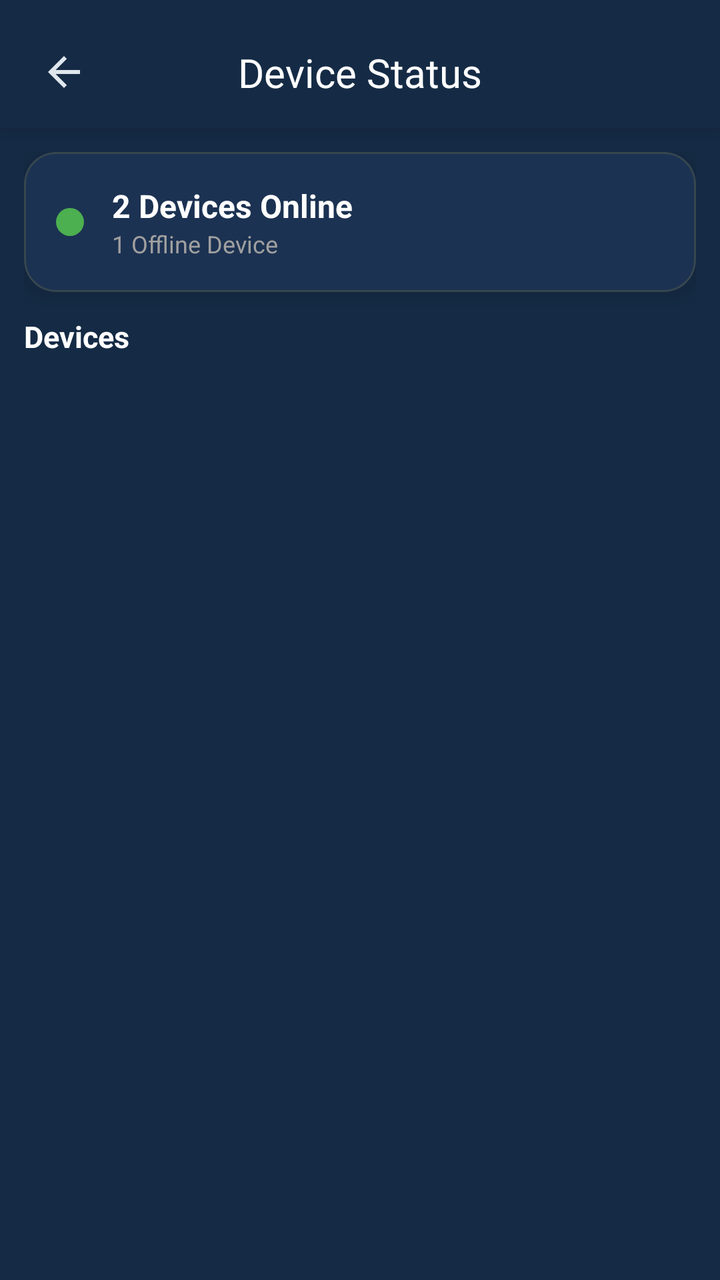
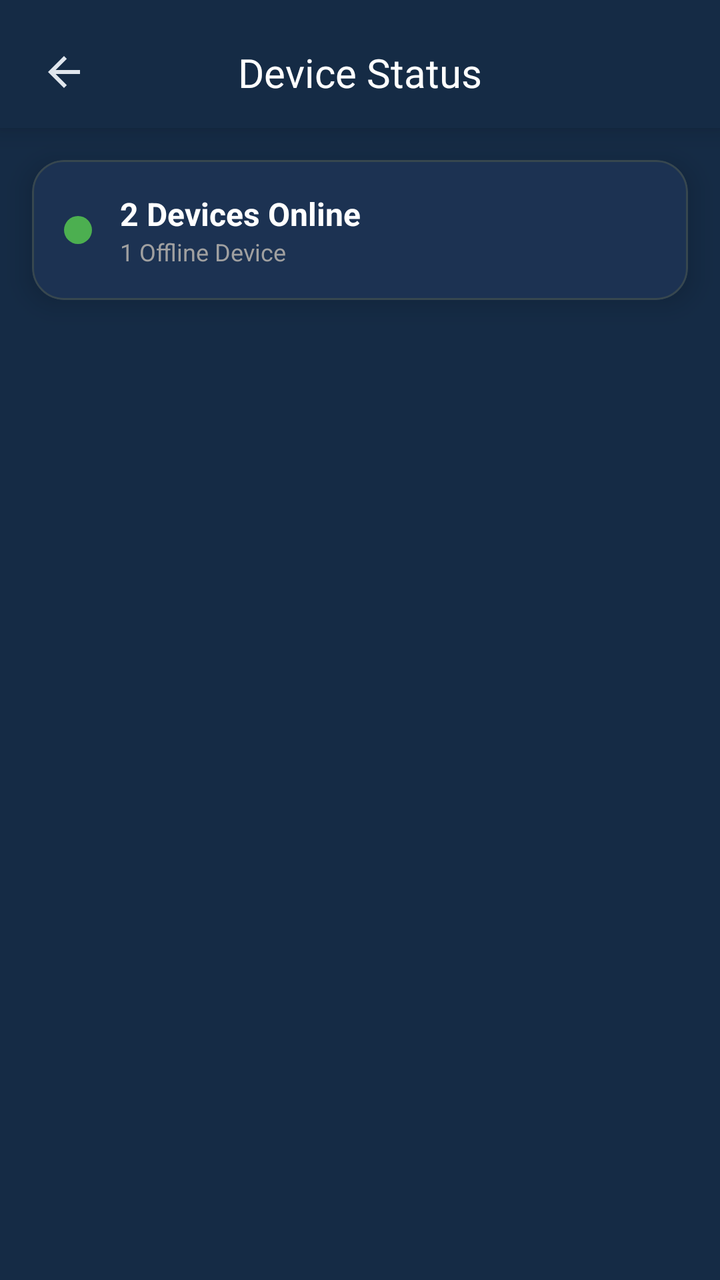

Screens rendered from an Android XML layout before and after an edit, with the pre-edit source and the edit as a unified diff.
<!-- AndroidManifest.xml: application theme AppTheme -->
<!-- res/layout/fragment_device_status.xml -->
<?xml version="1.0" encoding="utf-8"?>
<androidx.constraintlayout.widget.ConstraintLayout
    xmlns:android="http://schemas.android.com/apk/res/android"
    xmlns:app="http://schemas.android.com/apk/res-auto"
    xmlns:tools="http://schemas.android.com/tools"
    android:layout_width="match_parent"
    android:layout_height="match_parent"
    android:background="@color/background_color"
    tools:context=".ui.tabs.settings.device.DeviceStatusFragment">

    
    <androidx.constraintlayout.widget.ConstraintLayout
        android:id="@+id/headerContainer"
        android:layout_width="match_parent"
        android:layout_height="wrap_content"
        android:paddingHorizontal="16dp"
        android:paddingTop="20dp"
        android:paddingBottom="12dp"
        android:background="@color/background_color"
        android:elevation="8dp"
        app:layout_constraintTop_toTopOf="parent">

        <ImageView
            android:id="@+id/btnBack"
            android:layout_width="32dp"
            android:layout_height="32dp"
            android:src="@drawable/ic_back"
            android:scaleType="center"
            app:tint="?attr/colorOnSurface"
            android:clickable="true"
            android:focusable="true"
            app:layout_constraintTop_toTopOf="parent"
            app:layout_constraintBottom_toBottomOf="parent"
            app:layout_constraintStart_toStartOf="parent"/>

        <TextView
            android:id="@+id/tvTitle"
            style="@style/TextAppearance.Aqua.EditProfileTitle"
            android:layout_width="wrap_content"
            android:layout_height="wrap_content"
            android:text="Device Status"
            app:layout_constraintTop_toTopOf="parent"
            app:layout_constraintBottom_toBottomOf="parent"
            app:layout_constraintStart_toStartOf="parent"
            app:layout_constraintEnd_toEndOf="parent"/>

    </androidx.constraintlayout.widget.ConstraintLayout>

    
    <androidx.core.widget.NestedScrollView
        android:layout_width="match_parent"
        android:layout_height="0dp"
        android:fillViewport="true"
        app:layout_constraintTop_toBottomOf="@id/headerContainer"
        app:layout_constraintBottom_toBottomOf="parent">

        <LinearLayout
            android:layout_width="match_parent"
            android:layout_height="wrap_content"
            android:orientation="vertical"
            android:padding="12dp">

            
            <com.google.android.material.card.MaterialCardView
                android:layout_width="match_parent"
                android:layout_height="wrap_content"
                style="@style/Widget.Aqua.CardStyles"
                android:layout_marginBottom="12dp">

                <LinearLayout
                    android:layout_width="match_parent"
                    android:layout_height="wrap_content"
                    android:orientation="horizontal"
                    android:gravity="center_vertical"
                    android:padding="16dp">

                    
                    <View
                        android:id="@+id/viewSummaryDot"
                        android:layout_width="14dp"
                        android:layout_height="14dp"
                        android:background="@drawable/bg_online_dot"/>

                    <LinearLayout
                        android:layout_width="wrap_content"
                        android:layout_height="wrap_content"
                        android:layout_marginStart="14dp"
                        android:orientation="vertical">

                        <TextView
                            android:id="@+id/tvOnlineSummary"
                            android:layout_width="wrap_content"
                            android:layout_height="wrap_content"
                            android:text="2 Devices Online"
                            android:textColor="@android:color/white"
                            android:textStyle="bold"
                            android:textSize="16sp"/>

                        <TextView
                            android:id="@+id/tvOfflineSummary"
                            android:layout_width="wrap_content"
                            android:layout_height="wrap_content"
                            android:text="1 Offline Device"
                            android:textColor="@color/settings_text_secondary"
                            android:textSize="12sp"/>

                    </LinearLayout>

                </LinearLayout>

            </com.google.android.material.card.MaterialCardView>

            
            <TextView
                android:layout_width="wrap_content"
                android:layout_height="wrap_content"
                android:text="Devices"
                android:textColor="@android:color/white"
                android:textStyle="bold"
                android:textSize="15sp"
                android:layout_marginBottom="8dp"/>

            
            <androidx.recyclerview.widget.RecyclerView
                android:id="@+id/rvDevices"
                android:layout_width="match_parent"
                android:layout_height="wrap_content"
                android:nestedScrollingEnabled="false"
                tools:listitem="@layout/item_device_status"/>

        </LinearLayout>

    </androidx.core.widget.NestedScrollView>

</androidx.constraintlayout.widget.ConstraintLayout>
<!-- res/layout/item_device_status.xml (included above) -->
<?xml version="1.0" encoding="utf-8"?>
<com.google.android.material.card.MaterialCardView
    xmlns:android="http://schemas.android.com/apk/res/android"
    xmlns:app="http://schemas.android.com/apk/res-auto"
    android:layout_width="match_parent"
    android:layout_height="wrap_content"
    android:layout_marginBottom="10dp"
    app:cardBackgroundColor="@color/settings_card_background"
    app:cardCornerRadius="18dp"
    app:strokeColor="@color/card_stroke"
    app:strokeWidth="1dp">

    <LinearLayout
        android:layout_width="match_parent"
        android:layout_height="wrap_content"
        android:orientation="vertical"
        android:padding="14dp">

        
        <LinearLayout
            android:layout_width="match_parent"
            android:layout_height="wrap_content"
            android:gravity="center_vertical"
            android:orientation="horizontal">

            <TextView
                android:id="@+id/tvDeviceName"
                android:layout_width="0dp"
                android:layout_height="wrap_content"
                android:layout_weight="1"
                android:text="Living Room WRGB"
                android:textColor="@android:color/white"
                android:textSize="15sp"
                android:textStyle="bold"/>

            
            <LinearLayout
                android:id="@+id/layoutStatus"
                android:layout_width="wrap_content"
                android:layout_height="wrap_content"
                android:background="@drawable/bg_status_chip"
                android:gravity="center_vertical"
                android:orientation="horizontal"
                android:paddingStart="8dp"
                android:paddingTop="4dp"
                android:paddingEnd="8dp"
                android:paddingBottom="4dp">

                <View
                    android:id="@+id/viewStatusDot"
                    android:layout_width="8dp"
                    android:layout_height="8dp"
                    android:background="@drawable/bg_online_dot"/>

                <TextView
                    android:id="@+id/tvStatus"
                    android:layout_width="wrap_content"
                    android:layout_height="wrap_content"
                    android:layout_marginStart="6dp"
                    android:text="ONLINE"
                    android:textColor="@android:color/white"
                    android:textSize="11sp"
                    android:textStyle="bold"/>

            </LinearLayout>

        </LinearLayout>

        
        <TextView
            android:id="@+id/tvIp"
            android:layout_width="wrap_content"
            android:layout_height="wrap_content"
            android:layout_marginTop="10dp"
            android:text="192.168.1.44"
            android:textColor="@color/settings_text_secondary"
            android:textSize="12sp"/>

        <TextView
            android:id="@+id/tvSerial"
            android:layout_width="wrap_content"
            android:layout_height="wrap_content"
            android:text="SN-AX88192"
            android:textColor="@color/settings_text_secondary"
            android:textSize="12sp"/>

        <TextView
            android:id="@+id/tvFirmware"
            android:layout_width="wrap_content"
            android:layout_height="wrap_content"
            android:text="Firmware 1.0.4"
            android:textColor="@color/settings_text_secondary"
            android:textSize="12sp"/>

    </LinearLayout>

</com.google.android.material.card.MaterialCardView>
<!-- resources referenced by this layout -->
<resources>
  <color name="background_color">#152B45</color>
  <color name="card_stroke">#3A4A5E</color>
  <color name="settings_card_background">#1C3252</color>
  <color name="settings_text_secondary">#A0A0A0</color>
  <!-- drawable bg_online_dot (drawable) -->
  <?xml version="1.0" encoding="utf-8"?>
  <shape xmlns:android="http://schemas.android.com/apk/res/android"
      android:shape="oval">
  
      <size
          android:width="8dp"
          android:height="8dp" />
  
      <solid android:color="#4CAF50"/>
  
  </shape>
  <!-- drawable bg_status_chip (drawable) -->
  <?xml version="1.0" encoding="utf-8"?>
  <shape xmlns:android="http://schemas.android.com/apk/res/android">
  
      <solid android:color="#1AFFFFFF"/>
  
      <corners android:radius="50dp"/>
  
      <stroke
          android:width="1dp"
          android:color="#33FFFFFF"/>
  
  </shape>
  <!-- drawable ic_back (drawable) -->
  <?xml version="1.0" encoding="utf-8"?>
  <vector xmlns:android="http://schemas.android.com/apk/res/android"
      android:width="24dp"
      android:height="24dp"
      android:viewportWidth="24"
      android:viewportHeight="24">
  
      <path
          android:fillColor="@android:color/white"
          android:pathData="M20,11H7.83L13.42,5.41L12,4l-8,8 8,8 1.41,-1.41L7.83,13H20v-2z" />
  </vector>
  <style name="TextAppearance.Aqua.EditProfileTitle" parent="TextAppearance.Material3.TitleLarge">
      <item name="fontFamily">@font/inter_semibold</item>
      <item name="android:fontFamily">@font/inter_semibold</item>
      <item name="android:textColor">@android:color/white</item>
      <item name="android:textSize">20sp</item>
  </style>
  <style name="Widget.Aqua.CardStyles" parent="Widget.MaterialComponents.CardView">
      <item name="cardBackgroundColor">@color/settings_card_background</item>
      <item name="cardCornerRadius">16dp</item>
      <item name="cardElevation">8dp</item>
      <item name="cardUseCompatPadding">false</item>
  </style>
  <color name="md_theme_light_primary">#2196F3</color>
  <color name="md_theme_light_onPrimary">#FFFFFF</color>
  <color name="md_theme_light_secondary">#4A6363</color>
  <color name="md_theme_light_onSecondary">#FFFFFF</color>
  <color name="md_theme_light_background">#152B45</color>
  <color name="md_theme_light_surface">#152B45</color>
  <color name="md_theme_light_onSurface">#E0E6ED</color>
  <color name="md_theme_light_surfaceVariant">#233042</color>
  <color name="md_theme_light_onSurfaceVariant">#5C6B75</color>
  <color name="md_theme_light_outline">#455A64</color>
  <color name="md_theme_light_outlineVariant">#37474F</color>
  <color name="md_theme_light_error">#D32F2F</color>
  <color name="md_theme_light_onError">#FFFFFF</color>
  <!-- unchanged entries left out for length: 1 -->
</resources>

<!-- the commit's change to res/layout/fragment_device_status.xml (unified diff, before → after) -->
@@ -3,42 +3,62 @@
     xmlns:android="http://schemas.android.com/apk/res/android"
     xmlns:app="http://schemas.android.com/apk/res-auto"
     xmlns:tools="http://schemas.android.com/tools"
+
     android:layout_width="match_parent"
     android:layout_height="match_parent"
+
     android:background="@color/background_color"
+
     tools:context=".ui.tabs.settings.device.DeviceStatusFragment">
 
     
     <androidx.constraintlayout.widget.ConstraintLayout
         android:id="@+id/headerContainer"
+
         android:layout_width="match_parent"
         android:layout_height="wrap_content"
+
         android:paddingHorizontal="16dp"
         android:paddingTop="20dp"
         android:paddingBottom="12dp"
+
         android:background="@color/background_color"
+
         android:elevation="8dp"
+
         app:layout_constraintTop_toTopOf="parent">
 
+        
         <ImageView
             android:id="@+id/btnBack"
+
             android:layout_width="32dp"
             android:layout_height="32dp"
+
             android:src="@drawable/ic_back"
+
             android:scaleType="center"
+
             app:tint="?attr/colorOnSurface"
+
             android:clickable="true"
             android:focusable="true"
+
             app:layout_constraintTop_toTopOf="parent"
             app:layout_constraintBottom_toBottomOf="parent"
             app:layout_constraintStart_toStartOf="parent"/>
 
+        
         <TextView
             android:id="@+id/tvTitle"
+
             style="@style/TextAppearance.Aqua.EditProfileTitle"
+
             android:layout_width="wrap_content"
             android:layout_height="wrap_content"
+
             android:text="Device Status"
+
             app:layout_constraintTop_toTopOf="parent"
             app:layout_constraintBottom_toBottomOf="parent"
             app:layout_constraintStart_toStartOf="parent"
@@ -47,90 +67,104 @@
     </androidx.constraintlayout.widget.ConstraintLayout>
 
     
-    <androidx.core.widget.NestedScrollView
-        android:layout_width="match_parent"
-        android:layout_height="0dp"
-        android:fillViewport="true"
+    <com.google.android.material.card.MaterialCardView
+        android:id="@+id/cardSummary"
+
+        android:layout_width="0dp"
+        android:layout_height="wrap_content"
+
+        android:layout_marginStart="16dp"
+        android:layout_marginTop="16dp"
+        android:layout_marginEnd="16dp"
+
+        style="@style/Widget.Aqua.CardStyles"
+
         app:layout_constraintTop_toBottomOf="@id/headerContainer"
-        app:layout_constraintBottom_toBottomOf="parent">
+        app:layout_constraintStart_toStartOf="parent"
+        app:layout_constraintEnd_toEndOf="parent">
 
         <LinearLayout
             android:layout_width="match_parent"
             android:layout_height="wrap_content"
-            android:orientation="vertical"
-            android:padding="12dp">
-
-            
-            <com.google.android.material.card.MaterialCardView
-                android:layout_width="match_parent"
-                android:layout_height="wrap_content"
-                style="@style/Widget.Aqua.CardStyles"
-                android:layout_marginBottom="12dp">
-
-                <LinearLayout
-                    android:layout_width="match_parent"
+
+            android:orientation="horizontal"
+
+            android:gravity="center_vertical"
+
+            android:padding="16dp">
+
+            
+            <View
+                android:id="@+id/viewSummaryDot"
+
+                android:layout_width="14dp"
+                android:layout_height="14dp"
+
+                android:background="@drawable/bg_online_dot"/>
+
+            <LinearLayout
+                android:layout_width="wrap_content"
+                android:layout_height="wrap_content"
+
+                android:layout_marginStart="14dp"
+
+                android:orientation="vertical">
+
+                <TextView
+                    android:id="@+id/tvOnlineSummary"
+
+                    android:layout_width="wrap_content"
                     android:layout_height="wrap_content"
-                    android:orientation="horizontal"
-                    android:gravity="center_vertical"
-                    android:padding="16dp">
-
-                    
-                    <View
-                        android:id="@+id/viewSummaryDot"
-                        android:layout_width="14dp"
-                        android:layout_height="14dp"
-                        android:background="@drawable/bg_online_dot"/>
-
-                    <LinearLayout
-                        android:layout_width="wrap_content"
-                        android:layout_height="wrap_content"
-                        android:layout_marginStart="14dp"
-                        android:orientation="vertical">
-
-                        <TextView
-                            android:id="@+id/tvOnlineSummary"
-                            android:layout_width="wrap_content"
-                            android:layout_height="wrap_content"
-                            android:text="2 Devices Online"
-                            android:textColor="@android:color/white"
-                            android:textStyle="bold"
-                            android:textSize="16sp"/>
-
-                        <TextView
-                            android:id="@+id/tvOfflineSummary"
-                            android:layout_width="wrap_content"
-                            android:layout_height="wrap_content"
-                            android:text="1 Offline Device"
-                            android:textColor="@color/settings_text_secondary"
-                            android:textSize="12sp"/>
-
-                    </LinearLayout>
-
-                </LinearLayout>
-
-            </com.google.android.material.card.MaterialCardView>
-
-            
-            <TextView
-                android:layout_width="wrap_content"
-                android:layout_height="wrap_content"
-                android:text="Devices"
-                android:textColor="@android:color/white"
-                android:textStyle="bold"
-                android:textSize="15sp"
-                android:layout_marginBottom="8dp"/>
-
-            
-            <androidx.recyclerview.widget.RecyclerView
-                android:id="@+id/rvDevices"
-                android:layout_width="match_parent"
-                android:layout_height="wrap_content"
-                android:nestedScrollingEnabled="false"
-                tools:listitem="@layout/item_device_status"/>
+
+                    android:text="2 Devices Online"
+
+                    android:textColor="@android:color/white"
+
+                    android:textStyle="bold"
+
+                    android:textSize="16sp"/>
+
+                <TextView
+                    android:id="@+id/tvOfflineSummary"
+
+                    android:layout_width="wrap_content"
+                    android:layout_height="wrap_content"
+
+                    android:text="1 Offline Device"
+
+                    android:textColor="@color/settings_text_secondary"
+
+                    android:textSize="12sp"/>
+
+            </LinearLayout>
 
         </LinearLayout>
 
-    </androidx.core.widget.NestedScrollView>
+    </com.google.android.material.card.MaterialCardView>
+
+    
+    <androidx.recyclerview.widget.RecyclerView
+        android:id="@+id/rvDevices"
+
+        android:layout_width="0dp"
+        android:layout_height="0dp"
+
+        android:layout_marginTop="12dp"
+
+        android:paddingStart="16dp"
+        android:paddingEnd="16dp"
+        android:paddingBottom="16dp"
+
+        android:clipToPadding="false"
+
+        android:overScrollMode="never"
+
+        tools:listitem="@layout/item_device_status"
+
+        app:layout_constraintTop_toBottomOf="@id/cardSummary"
+        app:layout_constraintBottom_toBottomOf="parent"
+        app:layout_constraintStart_toStartOf="parent"
+        app:layout_constraintEnd_toEndOf="parent"/>
 
 </androidx.constraintlayout.widget.ConstraintLayout>
 <!-- res/layout/item_device_status.xml (included above) -->
@@ -138,95 +172,148 @@
 <com.google.android.material.card.MaterialCardView
     xmlns:android="http://schemas.android.com/apk/res/android"
     xmlns:app="http://schemas.android.com/apk/res-auto"
+
+    android:id="@+id/cardDevice"
+
     android:layout_width="match_parent"
     android:layout_height="wrap_content"
-    android:layout_marginBottom="10dp"
-    app:cardBackgroundColor="@color/settings_card_background"
+
+    android:layout_marginBottom="12dp"
+
+    app:cardBackgroundColor="@color/card_background"
     app:cardCornerRadius="18dp"
+    app:cardElevation="0dp"
     app:strokeColor="@color/card_stroke"
     app:strokeWidth="1dp">
 
     <LinearLayout
         android:layout_width="match_parent"
         android:layout_height="wrap_content"
-        android:orientation="vertical"
+
+        android:orientation="horizontal"
+
+        android:gravity="center_vertical"
+
         android:padding="14dp">
 
         
+        <ImageView
+            android:id="@+id/ivDeviceIcon"
+
+            android:layout_width="48dp"
+            android:layout_height="48dp"
+
+            android:src="@drawable/ic_device_aqua_ster"
+
+            app:tint="@android:color/white" />
+
+        
         <LinearLayout
-            android:layout_width="match_parent"
+            android:layout_width="0dp"
             android:layout_height="wrap_content"
-            android:gravity="center_vertical"
-            android:orientation="horizontal">
-
+
+            android:layout_weight="1"
+
+            android:layout_marginStart="14dp"
+
+            android:orientation="vertical">
+
+            
             <TextView
                 android:id="@+id/tvDeviceName"
-                android:layout_width="0dp"
-                android:layout_height="wrap_content"
-                android:layout_weight="1"
+
+                android:layout_width="wrap_content"
+                android:layout_height="wrap_content"
+
                 android:text="Living Room WRGB"
+
                 android:textColor="@android:color/white"
+
                 android:textSize="15sp"
-                android:textStyle="bold"/>
-
-            
-            <LinearLayout
-                android:id="@+id/layoutStatus"
-                android:layout_width="wrap_content"
-                android:layout_height="wrap_content"
-                android:background="@drawable/bg_status_chip"
-                android:gravity="center_vertical"
-                android:orientation="horizontal"
-                android:paddingStart="8dp"
-                android:paddingTop="4dp"
-                android:paddingEnd="8dp"
-                android:paddingBottom="4dp">
-
-                <View
-                    android:id="@+id/viewStatusDot"
-                    android:layout_width="8dp"
-                    android:layout_height="8dp"
-                    android:background="@drawable/bg_online_dot"/>
-
-                <TextView
-                    android:id="@+id/tvStatus"
-                    android:layout_width="wrap_content"
-                    android:layout_height="wrap_content"
-                    android:layout_marginStart="6dp"
-                    android:text="ONLINE"
-                    android:textColor="@android:color/white"
-                    android:textSize="11sp"
-                    android:textStyle="bold"/>
-
-            </LinearLayout>
-
+
+                android:textStyle="bold" />
+
+            
+            <TextView
+                android:id="@+id/tvIp"
+
+                android:layout_width="wrap_content"
+                android:layout_height="wrap_content"
+
+                android:layout_marginTop="3dp"
+
+                android:text="IP: 192.168.1.44"
+
+                android:textColor="@color/settings_text_secondary"
+
+                android:textSize="12sp" />
+
+            
+            <TextView
+                android:id="@+id/tvSerial"
+
+                android:layout_width="wrap_content"
+                android:layout_height="wrap_content"
+
+                android:layout_marginTop="2dp"
+
+                android:text="Serial: AQ-8821"
+
+                android:textColor="@color/settings_text_secondary"
+
+                android:textSize="12sp" />
+
+            
+            <TextView
+                android:id="@+id/tvFirmware"
+
+                android:layout_width="wrap_content"
+                android:layout_height="wrap_content"
+
+                android:layout_marginTop="2dp"
+
+                android:text="Firmware 1.0.8"
+
+                android:textColor="@color/settings_text_secondary"
+
+                android:textSize="12sp" />
         </LinearLayout>
 
         
-        <TextView
-            android:id="@+id/tvIp"
+        <LinearLayout
             android:layout_width="wrap_content"
             android:layout_height="wrap_content"
-            android:layout_marginTop="10dp"
-            android:text="192.168.1.44"
-            android:textColor="@color/settings_text_secondary"
-            android:textSize="12sp"/>
-
-        <TextView
-            android:id="@+id/tvSerial"
-            android:layout_width="wrap_content"
-            android:layout_height="wrap_content"
-            android:text="SN-AX88192"
-            android:textColor="@color/settings_text_secondary"
-            android:textSize="12sp"/>
-
-        <TextView
-            android:id="@+id/tvFirmware"
-            android:layout_width="wrap_content"
-            android:layout_height="wrap_content"
-            android:text="Firmware 1.0.4"
-            android:textColor="@color/settings_text_secondary"
-            android:textSize="12sp"/>
+
+            android:orientation="horizontal"
+
+            android:gravity="center_vertical">
+
+            
+            <View
+                android:id="@+id/viewStatusDot"
+
+                android:layout_width="8dp"
+                android:layout_height="8dp"
+
+                android:background="@drawable/bg_online_dot" />
+
+            
+            <TextView
+                android:id="@+id/tvStatus"
+
+                android:layout_width="wrap_content"
+                android:layout_height="wrap_content"
+
+                android:layout_marginStart="6dp"
+
+                android:text="ONLINE"
+
+                android:textColor="@android:color/white"
+
+                android:textSize="11sp"
+
+                android:textStyle="bold" />
+        </LinearLayout>
 
     </LinearLayout>
 
<!-- resource entries referenced after the edit -->
@@ -16,19 +16,6 @@
       <solid android:color="#4CAF50"/>
   
   </shape>
-  <!-- drawable bg_status_chip (drawable) -->
-  <?xml version="1.0" encoding="utf-8"?>
-  <shape xmlns:android="http://schemas.android.com/apk/res/android">
-  
-      <solid android:color="#1AFFFFFF"/>
-  
-      <corners android:radius="50dp"/>
-  
-      <stroke
-          android:width="1dp"
-          android:color="#33FFFFFF"/>
-  
-  </shape>
   <!-- drawable ic_back (drawable) -->
   <?xml version="1.0" encoding="utf-8"?>
   <vector xmlns:android="http://schemas.android.com/apk/res/android"
@@ -41,6 +28,7 @@
           android:fillColor="@android:color/white"
           android:pathData="M20,11H7.83L13.42,5.41L12,4l-8,8 8,8 1.41,-1.41L7.83,13H20v-2z" />
   </vector>
+  <!-- drawable ic_device_aqua_ster: png bitmap (drawable, 389859 bytes) -->
   <style name="TextAppearance.Aqua.EditProfileTitle" parent="TextAppearance.Material3.TitleLarge">
       <item name="fontFamily">@font/inter_semibold</item>
       <item name="android:fontFamily">@font/inter_semibold</item>
